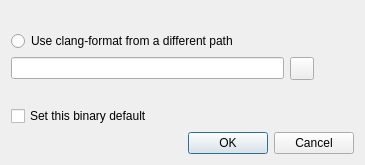
amilaperera/clang-format-gui, file Ui/ClangFormatCmdSet.ui: the form before one commit.
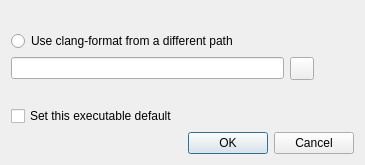
The form after the commit. Icons and pictures are not drawn.

Commit message: Minor name changes of lables and config files

Patch:
```diff
--- a/Ui/ClangFormatCmdSet.ui
+++ b/Ui/ClangFormatCmdSet.ui
@@ -107,7 +107,7 @@
        <item>
         <widget class="QCheckBox" name="checkBox">
          <property name="text">
-          <string>Set this binary default</string>
+          <string>Set this executable default</string>
          </property>
         </widget>
        </item>
```
The commit also changes 1 other file.
